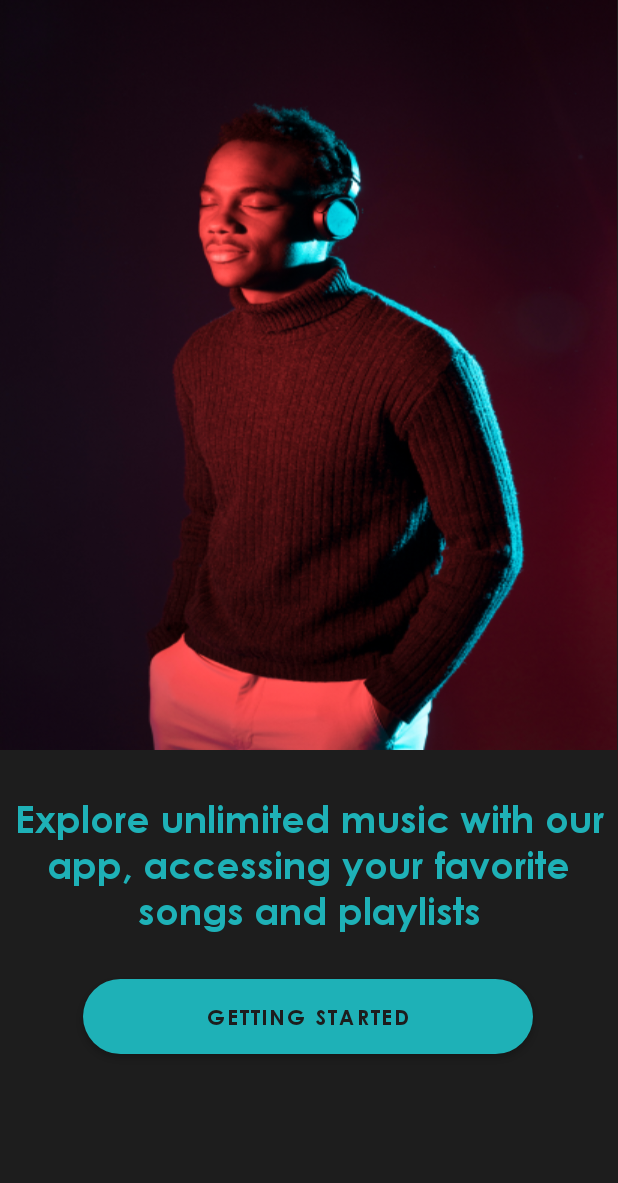
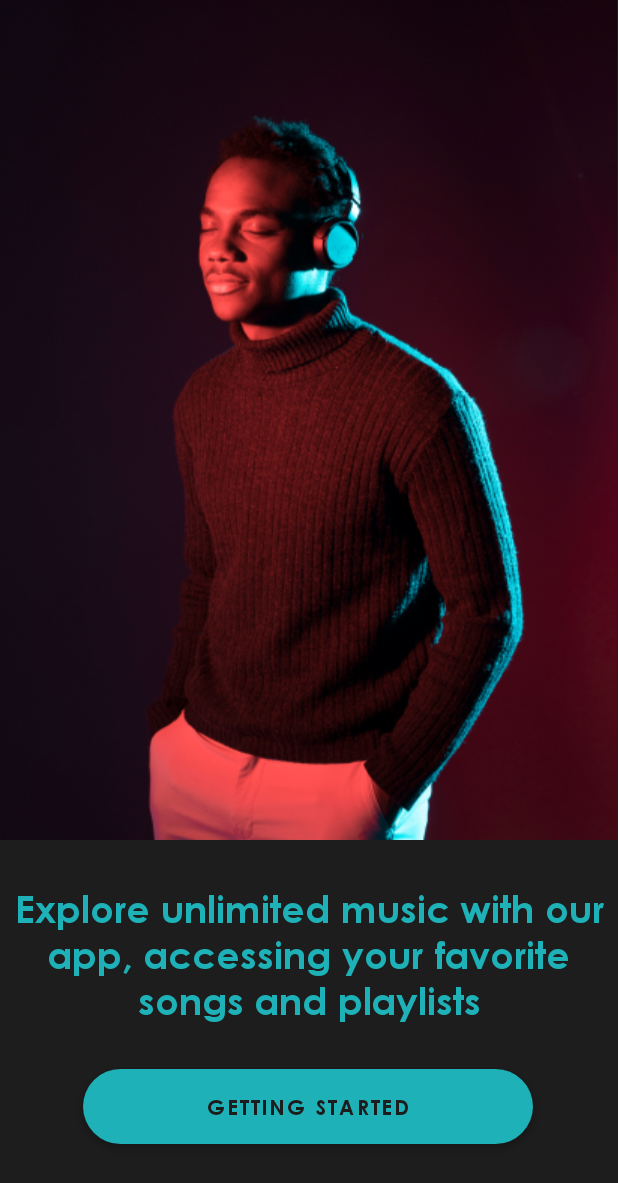
Before and after one commit to RafiqiFariz/flowbyte, an Android app: the screen it shows after launch (GettingStartedActivity), on a phone screen of 412 x 824 dp. Shown: the top 1183 px of the screen. Run offline under Robolectric (Android 15) with nearby library versions, the phone set to English and light mode, and no system bars.

Commit message:
feat: update scroll view home fragment and change size imageview in gettingstarted

```diff
--- a/app/src/main/res/layout/activity_gettingstarted.xml
+++ b/app/src/main/res/layout/activity_gettingstarted.xml
@@ -4,11 +4,11 @@
     android:layout_width="match_parent"
     android:layout_height="match_parent"
     tools:context=".GettingStartedActivity"
-    android:background="@color/black">=
+    android:background="@color/black">
     <ImageView
         android:id="@+id/imageView"
         android:layout_width="wrap_content"
-        android:layout_height="500dp"
+        android:layout_height="560dp"
         android:background="@drawable/test2"
         android:gravity="center" />
 
```
Also changed, not shown: app/src/main/res/layout/fragment_home.xml (+6 -1 lines).
